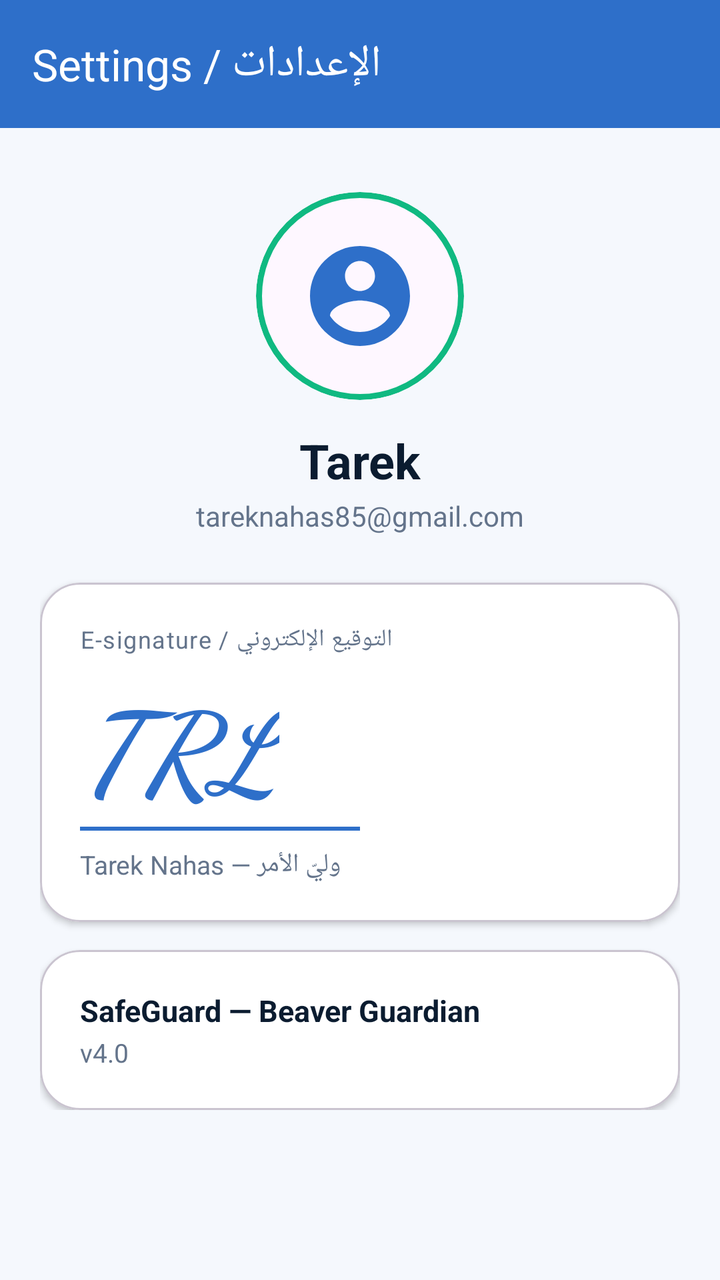
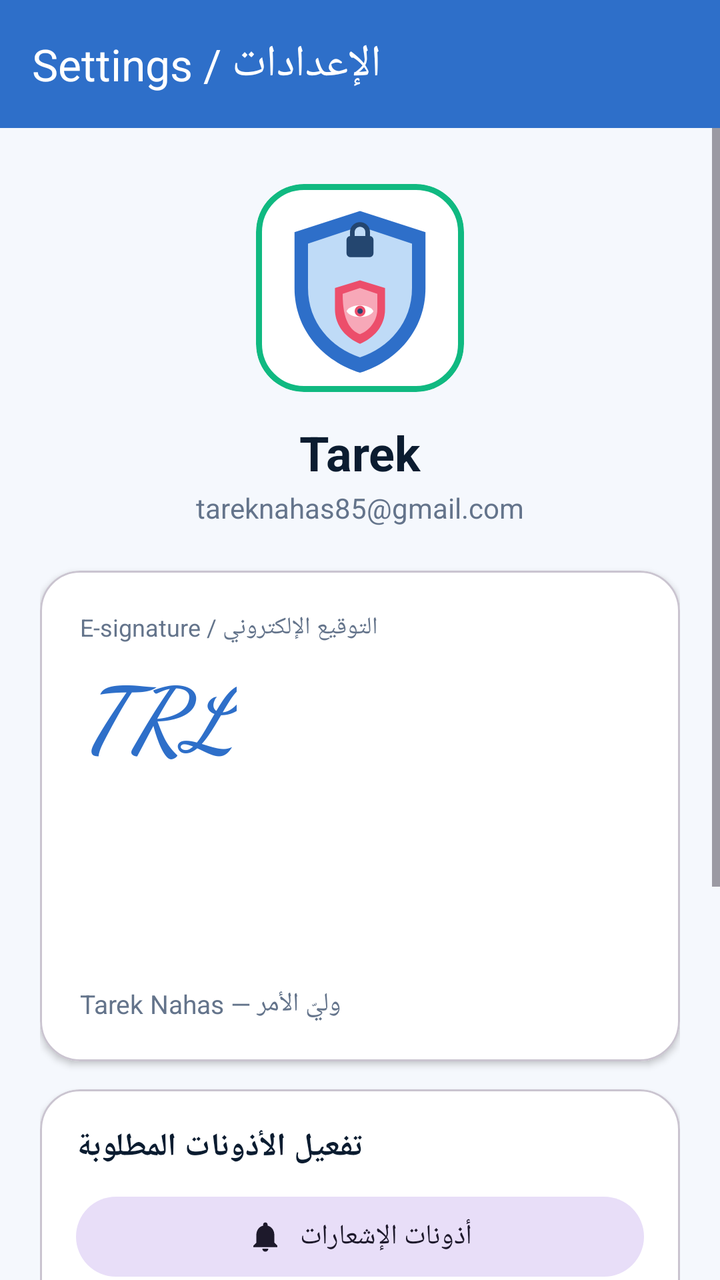

Compare the two renders of this Android layout. The source of the first and the diff that turns it into the second are given below.
<!-- AndroidManifest.xml: application theme Theme.BeaverGuardian -->
<!-- res/layout/activity_profile.xml -->
<?xml version="1.0" encoding="utf-8"?>
<LinearLayout xmlns:android="http://schemas.android.com/apk/res/android"
    xmlns:app="http://schemas.android.com/apk/res-auto"
    android:layout_width="match_parent"
    android:layout_height="match_parent"
    android:orientation="vertical"
    android:background="@color/bg">

    <com.google.android.material.appbar.MaterialToolbar
        android:id="@+id/toolbar"
        android:layout_width="match_parent"
        android:layout_height="?attr/actionBarSize"
        android:background="@color/brand"
        app:title="الإعدادات / Settings"
        app:titleTextColor="@color/white"
        app:navigationIconTint="@color/white" />

    <ScrollView
        android:layout_width="match_parent"
        android:layout_height="match_parent">

        <LinearLayout
            android:layout_width="match_parent"
            android:layout_height="wrap_content"
            android:orientation="vertical"
            android:padding="20dp"
            android:gravity="center_horizontal">

            <com.google.android.material.card.MaterialCardView
                android:layout_width="104dp"
                android:layout_height="104dp"
                android:layout_marginTop="12dp"
                app:cardCornerRadius="52dp"
                app:strokeColor="@color/emerald"
                app:strokeWidth="3dp"
                app:cardElevation="0dp">

                <ImageView
                    android:layout_width="match_parent"
                    android:layout_height="match_parent"
                    android:padding="22dp"
                    android:src="@drawable/ic_kids"
                    app:tint="@color/brand"
                    android:contentDescription="avatar" />
            </com.google.android.material.card.MaterialCardView>

            <TextView
                android:layout_width="wrap_content"
                android:layout_height="wrap_content"
                android:layout_marginTop="14dp"
                android:text="Tarek"
                android:textStyle="bold"
                android:textSize="24sp"
                android:textColor="@color/on_surface" />

            <TextView
                android:layout_width="wrap_content"
                android:layout_height="wrap_content"
                android:layout_marginTop="2dp"
                android:text="tareknahas85@gmail.com"
                android:textSize="14sp"
                android:textColor="@color/slate" />

            <com.google.android.material.card.MaterialCardView
                android:layout_width="match_parent"
                android:layout_height="wrap_content"
                android:layout_marginTop="24dp"
                app:cardCornerRadius="20dp"
                app:cardElevation="2dp"
                app:cardBackgroundColor="@color/card">

                <LinearLayout
                    android:layout_width="match_parent"
                    android:layout_height="wrap_content"
                    android:orientation="vertical"
                    android:padding="20dp">

                    <TextView
                        android:layout_width="wrap_content"
                        android:layout_height="wrap_content"
                        android:text="التوقيع الإلكتروني / E-signature"
                        android:textColor="@color/slate"
                        android:textSize="12sp"
                        android:letterSpacing="0.04" />

                    <TextView
                        android:layout_width="wrap_content"
                        android:layout_height="wrap_content"
                        android:layout_marginTop="6dp"
                        android:text="TRL"
                        android:fontFamily="cursive"
                        android:textStyle="bold|italic"
                        android:textSize="56sp"
                        android:textColor="@color/brand" />

                    <View
                        android:layout_width="140dp"
                        android:layout_height="2dp"
                        android:layout_marginTop="2dp"
                        android:background="@color/brand" />

                    <TextView
                        android:layout_width="wrap_content"
                        android:layout_height="wrap_content"
                        android:layout_marginTop="8dp"
                        android:text="Tarek Nahas — وليّ الأمر"
                        android:textColor="@color/slate"
                        android:textSize="13sp" />
                </LinearLayout>
            </com.google.android.material.card.MaterialCardView>

            <com.google.android.material.card.MaterialCardView
                android:layout_width="match_parent"
                android:layout_height="wrap_content"
                android:layout_marginTop="14dp"
                app:cardCornerRadius="20dp"
                app:cardElevation="2dp"
                app:cardBackgroundColor="@color/card">

                <LinearLayout
                    android:layout_width="match_parent"
                    android:layout_height="wrap_content"
                    android:orientation="vertical"
                    android:padding="20dp">

                    <TextView
                        android:layout_width="wrap_content"
                        android:layout_height="wrap_content"
                        android:text="SafeGuard — Beaver Guardian"
                        android:textStyle="bold"
                        android:textSize="15sp"
                        android:textColor="@color/on_surface" />

                    <TextView
                        android:id="@+id/tvVersion"
                        android:layout_width="wrap_content"
                        android:layout_height="wrap_content"
                        android:layout_marginTop="2dp"
                        android:text="v4.0"
                        android:textColor="@color/slate"
                        android:textSize="13sp" />
                </LinearLayout>
            </com.google.android.material.card.MaterialCardView>
        </LinearLayout>
    </ScrollView>
</LinearLayout>
<!-- resources referenced by this layout -->
<resources>
  <color name="bg">#F5F8FD</color>
  <!-- drawable ic_kids (drawable) -->
  <vector xmlns:android="http://schemas.android.com/apk/res/android" android:width="24dp" android:height="24dp" android:viewportWidth="24" android:viewportHeight="24">
      <path android:fillColor="#1F1F1F" android:pathData="M12,2C6.48,2 2,6.48 2,12s4.48,10 10,10 10,-4.48 10,-10S17.52,2 12,2zM12,5c1.66,0 3,1.34 3,3s-1.34,3 -3,3 -3,-1.34 -3,-3 1.34,-3 3,-3zM12,19.2c-2.5,0 -4.71,-1.28 -6,-3.22 0.03,-1.99 4,-3.08 6,-3.08 1.99,0 5.97,1.09 6,3.08 -1.29,1.94 -3.5,3.22 -6,3.22z"/>
  </vector>
  <!-- unchanged entries left out for length: 9 -->
</resources>

<!-- the commit's change to res/layout/activity_profile.xml (unified diff, before → after) -->
@@ -29,8 +29,8 @@
             <com.google.android.material.card.MaterialCardView
                 android:layout_width="104dp"
                 android:layout_height="104dp"
-                android:layout_marginTop="12dp"
-                app:cardCornerRadius="52dp"
+                android:layout_marginTop="8dp"
+                app:cardCornerRadius="24dp"
                 app:strokeColor="@color/emerald"
                 app:strokeWidth="3dp"
                 app:cardElevation="0dp">
@@ -38,10 +38,8 @@
                 <ImageView
                     android:layout_width="match_parent"
                     android:layout_height="match_parent"
-                    android:padding="22dp"
-                    android:src="@drawable/ic_kids"
-                    app:tint="@color/brand"
-                    android:contentDescription="avatar" />
+                    android:src="@drawable/ic_launcher"
+                    android:contentDescription="icon" />
             </com.google.android.material.card.MaterialCardView>
 
             <TextView
@@ -64,7 +62,7 @@
             <com.google.android.material.card.MaterialCardView
                 android:layout_width="match_parent"
                 android:layout_height="wrap_content"
-                android:layout_marginTop="24dp"
+                android:layout_marginTop="22dp"
                 app:cardCornerRadius="20dp"
                 app:cardElevation="2dp"
                 app:cardBackgroundColor="@color/card">
@@ -80,29 +78,31 @@
                         android:layout_height="wrap_content"
                         android:text="التوقيع الإلكتروني / E-signature"
                         android:textColor="@color/slate"
-                        android:textSize="12sp"
-                        android:letterSpacing="0.04" />
-
-                    <TextView
-                        android:layout_width="wrap_content"
-                        android:layout_height="wrap_content"
-                        android:layout_marginTop="6dp"
+                        android:textSize="12sp" />
+
+                    <TextView
+                        android:layout_width="wrap_content"
+                        android:layout_height="wrap_content"
+                        android:layout_marginTop="4dp"
                         android:text="TRL"
                         android:fontFamily="cursive"
                         android:textStyle="bold|italic"
-                        android:textSize="56sp"
+                        android:textSize="44sp"
                         android:textColor="@color/brand" />
 
-                    <View
-                        android:layout_width="140dp"
-                        android:layout_height="2dp"
-                        android:layout_marginTop="2dp"
-                        android:background="@color/brand" />
-
-                    <TextView
-                        android:layout_width="wrap_content"
-                        android:layout_height="wrap_content"
-                        android:layout_marginTop="8dp"
+                    <ImageView
+                        android:id="@+id/imgSignature"
+                        android:layout_width="match_parent"
+                        android:layout_height="96dp"
+                        android:layout_marginTop="4dp"
+                        android:scaleType="fitStart"
+                        android:adjustViewBounds="true"
+                        android:contentDescription="signature" />
+
+                    <TextView
+                        android:layout_width="wrap_content"
+                        android:layout_height="wrap_content"
+                        android:layout_marginTop="6dp"
                         android:text="Tarek Nahas — وليّ الأمر"
                         android:textColor="@color/slate"
                         android:textSize="13sp" />
@@ -121,7 +121,71 @@
                     android:layout_width="match_parent"
                     android:layout_height="wrap_content"
                     android:orientation="vertical"
-                    android:padding="20dp">
+                    android:padding="18dp">
+
+                    <TextView
+                        android:layout_width="wrap_content"
+                        android:layout_height="wrap_content"
+                        android:text="تفعيل الأذونات المطلوبة"
+                        android:textStyle="bold"
+                        android:textSize="16sp"
+                        android:textColor="@color/on_surface"
+                        android:layout_marginBottom="10dp" />
+
+                    <com.google.android.material.button.MaterialButton
+                        android:id="@+id/btnPermNotif"
+                        style="@style/Widget.Material3.Button.TonalButton"
+                        android:layout_width="match_parent"
+                        android:layout_height="wrap_content"
+                        android:layout_marginBottom="8dp"
+                        android:text="أذونات الإشعارات"
+                        app:icon="@drawable/ic_bell"
+                        app:iconGravity="textStart" />
+
+                    <com.google.android.material.button.MaterialButton
+                        android:id="@+id/btnPermUsage"
+                        style="@style/Widget.Material3.Button.TonalButton"
+                        android:layout_width="match_parent"
+                        android:layout_height="wrap_content"
+                        android:layout_marginBottom="8dp"
+                        android:text="الوصول لإحصاءات الاستخدام"
+                        app:icon="@drawable/ic_activity"
+                        app:iconGravity="textStart" />
+
+                    <com.google.android.material.button.MaterialButton
+                        android:id="@+id/btnPermAcc"
+                        style="@style/Widget.Material3.Button.TonalButton"
+                        android:layout_width="match_parent"
+                        android:layout_height="wrap_content"
+                        android:layout_marginBottom="8dp"
+                        android:text="خدمة الوصول (Accessibility)"
+                        app:icon="@drawable/ic_settings"
+                        app:iconGravity="textStart" />
+
+                    <com.google.android.material.button.MaterialButton
+                        android:id="@+id/btnPermBattery"
+                        style="@style/Widget.Material3.Button.TonalButton"
+                        android:layout_width="match_parent"
+                        android:layout_height="wrap_content"
+                        android:text="إلغاء تحسين البطارية"
+                        app:icon="@drawable/ic_timer"
+                        app:iconGravity="textStart" />
+                </LinearLayout>
+            </com.google.android.material.card.MaterialCardView>
+
+            <com.google.android.material.card.MaterialCardView
+                android:layout_width="match_parent"
+                android:layout_height="wrap_content"
+                android:layout_marginTop="14dp"
+                app:cardCornerRadius="20dp"
+                app:cardElevation="2dp"
+                app:cardBackgroundColor="@color/card">
+
+                <LinearLayout
+                    android:layout_width="match_parent"
+                    android:layout_height="wrap_content"
+                    android:orientation="vertical"
+                    android:padding="18dp">
 
                     <TextView
                         android:layout_width="wrap_content"
@@ -136,7 +200,7 @@
                         android:layout_width="wrap_content"
                         android:layout_height="wrap_content"
                         android:layout_marginTop="2dp"
-                        android:text="v4.0"
+                        android:text="v5.0"
                         android:textColor="@color/slate"
                         android:textSize="13sp" />
                 </LinearLayout>
<!-- resource entries referenced after the edit -->
@@ -1,9 +1,36 @@
 <!-- resources referenced by this layout -->
 <resources>
   <color name="bg">#F5F8FD</color>
-  <!-- drawable ic_kids (drawable) -->
+  <!-- drawable ic_activity (drawable) -->
   <vector xmlns:android="http://schemas.android.com/apk/res/android" android:width="24dp" android:height="24dp" android:viewportWidth="24" android:viewportHeight="24">
-      <path android:fillColor="#1F1F1F" android:pathData="M12,2C6.48,2 2,6.48 2,12s4.48,10 10,10 10,-4.48 10,-10S17.52,2 12,2zM12,5c1.66,0 3,1.34 3,3s-1.34,3 -3,3 -3,-1.34 -3,-3 1.34,-3 3,-3zM12,19.2c-2.5,0 -4.71,-1.28 -6,-3.22 0.03,-1.99 4,-3.08 6,-3.08 1.99,0 5.97,1.09 6,3.08 -1.29,1.94 -3.5,3.22 -6,3.22z"/>
+      <path android:fillColor="#1F1F1F" android:pathData="M3.5,18.49l6,-6.01 4,4L22,6.92l-1.41,-1.41 -7.09,7.97 -4,-4L2,16.99z"/>
+  </vector>
+  <!-- drawable ic_bell (drawable) -->
+  <vector xmlns:android="http://schemas.android.com/apk/res/android" android:width="24dp" android:height="24dp" android:viewportWidth="24" android:viewportHeight="24">
+      <path android:fillColor="#3525CD" android:pathData="M12,22c1.1,0 2,-0.9 2,-2h-4c0,1.1 0.9,2 2,2zM18,16v-5c0,-3.07 -1.64,-5.64 -4.5,-6.32L13.5,4c0,-0.83 -0.67,-1.5 -1.5,-1.5s-1.5,0.67 -1.5,1.5v0.68C7.63,5.36 6,7.92 6,11v5l-2,2v1h16v-1l-2,-2z"/>
+  </vector>
+  <!-- drawable ic_launcher (drawable) -->
+  <vector xmlns:android="http://schemas.android.com/apk/res/android"
+      android:width="108dp" android:height="108dp"
+      android:viewportWidth="108" android:viewportHeight="108">
+      <path android:fillColor="#FFFFFF" android:pathData="M0,0h108v108h-108z" />
+      <path android:fillColor="#2E6FC9" android:pathData="M54,14 L88,25 L88,54 C88,76 73,92 54,98 C35,92 20,76 20,54 L20,25 Z" />
+      <path android:fillColor="#BFDBF7" android:pathData="M54,22 L81,31 L81,54 C81,72 69,85 54,90 C39,85 27,72 27,54 L27,31 Z" />
+      <path android:fillColor="#24466F" android:pathData="M49,27 h10 a2,2 0 0 1 2,2 v7 a2,2 0 0 1 -2,2 h-10 a2,2 0 0 1 -2,-2 v-7 a2,2 0 0 1 2,-2 Z" />
+      <path android:strokeColor="#24466F" android:strokeWidth="2.4" android:fillColor="#00000000" android:pathData="M50,27 v-2 a4,4 0 0 1 8,0 v2" />
+      <path android:fillColor="#EC4E6B" android:pathData="M54,50 L67,54 L67,65 C67,74 61,80 54,83 C47,80 41,74 41,65 L41,54 Z" />
+      <path android:fillColor="#F7A8B8" android:pathData="M54,54 L63,57 L63,65 C63,71 59,76 54,78 C49,76 45,71 45,57 Z" />
+      <path android:fillColor="#FFFFFF" android:pathData="M47,66 C49,62 59,62 61,66 C59,70 49,70 47,66 Z" />
+      <path android:fillColor="#EC4E6B" android:pathData="M54,63.2 a2.8,2.8 0 1 0 0.1,0 Z" />
+      <path android:fillColor="#24466F" android:pathData="M54,64.6 a1.4,1.4 0 1 0 0.1,0 Z" />
+  </vector>
+  <!-- drawable ic_settings (drawable) -->
+  <vector xmlns:android="http://schemas.android.com/apk/res/android" android:width="24dp" android:height="24dp" android:viewportWidth="24" android:viewportHeight="24">
+      <path android:fillColor="#1F1F1F" android:pathData="M19.14,12.94c0.04,-0.3 0.06,-0.61 0.06,-0.94 0,-0.32 -0.02,-0.64 -0.07,-0.94l2.03,-1.58c0.18,-0.14 0.23,-0.41 0.12,-0.61l-1.92,-3.32c-0.12,-0.22 -0.37,-0.29 -0.59,-0.22l-2.39,0.96c-0.5,-0.38 -1.03,-0.7 -1.62,-0.94l-0.36,-2.54c-0.04,-0.24 -0.24,-0.41 -0.48,-0.41h-3.84c-0.24,0 -0.43,0.17 -0.47,0.41l-0.36,2.54c-0.59,0.24 -1.13,0.57 -1.62,0.94l-2.39,-0.96c-0.22,-0.08 -0.47,0 -0.59,0.22L2.74,8.87c-0.12,0.21 -0.08,0.47 0.12,0.61l2.03,1.58c-0.05,0.3 -0.09,0.63 -0.09,0.94s0.02,0.64 0.07,0.94l-2.03,1.58c-0.18,0.14 -0.23,0.41 -0.12,0.61l1.92,3.32c0.12,0.22 0.37,0.29 0.59,0.22l2.39,-0.96c0.5,0.38 1.03,0.7 1.62,0.94l0.36,2.54c0.05,0.24 0.24,0.41 0.48,0.41h3.84c0.24,0 0.44,-0.17 0.47,-0.41l0.36,-2.54c0.59,-0.24 1.13,-0.56 1.62,-0.94l2.39,0.96c0.22,0.08 0.47,0 0.59,-0.22l1.92,-3.32c0.12,-0.22 0.07,-0.47 -0.12,-0.61l-2.01,-1.58zM12,15.6c-1.98,0 -3.6,-1.62 -3.6,-3.6s1.62,-3.6 3.6,-3.6 3.6,1.62 3.6,3.6 -1.62,3.6 -3.6,3.6z"/>
+  </vector>
+  <!-- drawable ic_timer (drawable) -->
+  <vector xmlns:android="http://schemas.android.com/apk/res/android" android:width="24dp" android:height="24dp" android:viewportWidth="24" android:viewportHeight="24">
+      <path android:fillColor="#1F1F1F" android:pathData="M15,1L9,1v2h6L15,1zM11,14h2L13,8h-2v6zM19.03,7.39l1.42,-1.42c-0.43,-0.51 -0.9,-0.99 -1.41,-1.41l-1.42,1.42C16.07,4.74 14.12,4 12,4c-4.97,0 -9,4.03 -9,9s4.02,9 9,9 9,-4.03 9,-9c0,-2.12 -0.74,-4.07 -1.97,-5.61zM12,20c-3.87,0 -7,-3.13 -7,-7s3.13,-7 7,-7 7,3.13 7,7 -3.13,7 -7,7z"/>
   </vector>
   <!-- unchanged entries left out for length: 9 -->
 </resources>
